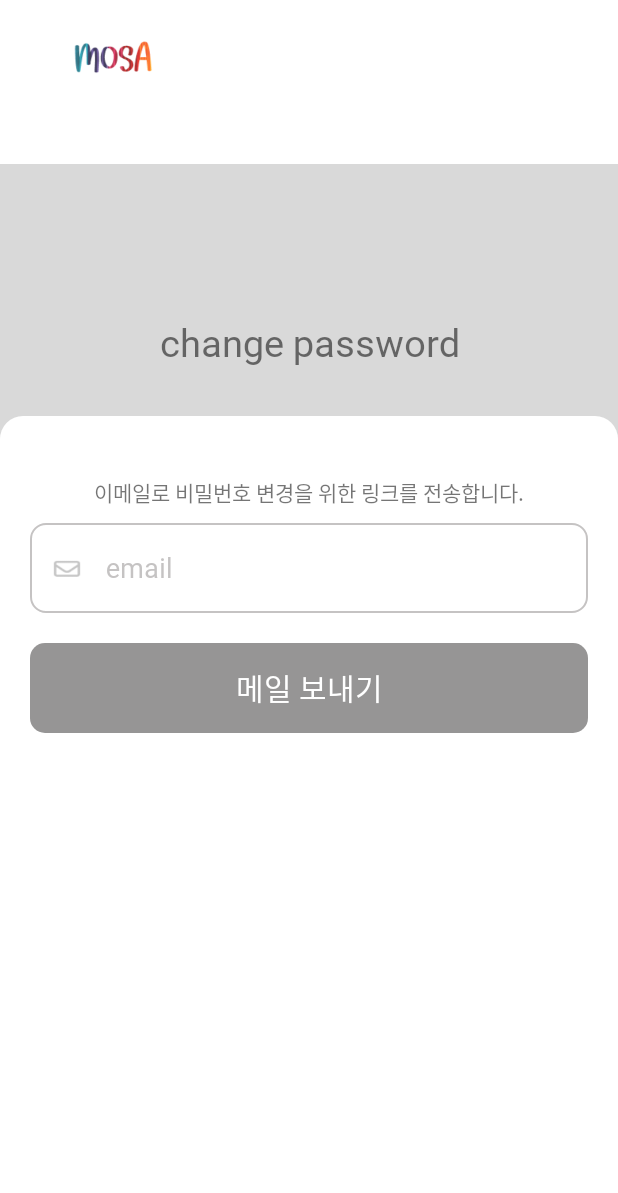
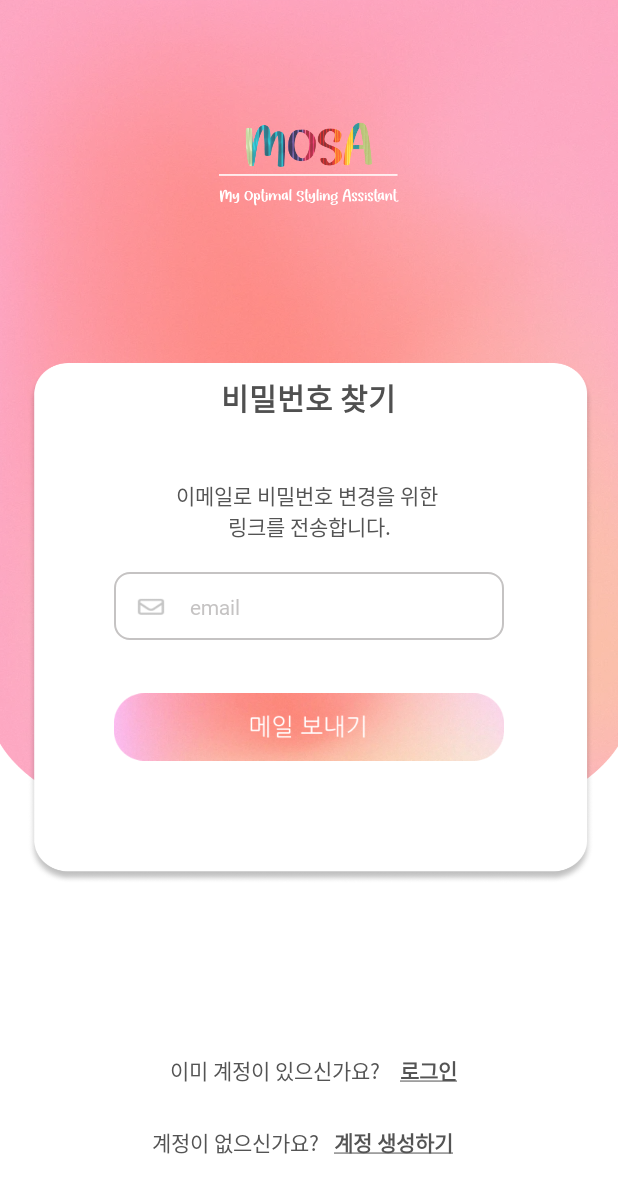
Before and after one commit to yunnn426/Mosa, an Android app: the find_password screen opened directly, with no data from a screen before it, on a phone screen of 412 x 824 dp. Shown: the top 1193 px of the screen. Run offline under Robolectric (Android 15) with nearby library versions, the phone set to English and light mode, and no system bars; our stand-ins replace Firebase (no records; nobody signed in at launch, a user with empty details on screens opened directly).

Commit message:
비밀번호 찾기 ui 수정

```diff
--- a/app/src/main/java/com/example/mosa/find_password.java
+++ b/app/src/main/java/com/example/mosa/find_password.java
@@ -6,6 +6,7 @@ import android.util.Log;
 import android.view.View;
 import android.widget.Button;
 import android.widget.EditText;
+import android.widget.ImageButton;
 import android.widget.Toast;
 
 import androidx.annotation.NonNull;
@@ -25,7 +26,7 @@ import com.google.firebase.database.annotations.NotNull;
 import java.util.ArrayList;
 
 public class find_password extends AppCompatActivity {
-    private Button find_button;
+    private ImageButton find_button;
     private EditText email;
     FirebaseAuth firebaseAuth;
     FirebaseUser user;
@@ -58,5 +59,18 @@ public class find_password extends AppCompatActivity {
                     });
         });
 
+        Button to_login = findViewById(R.id.login);
+        to_login.setOnClickListener(view -> {
+            Intent intent = new Intent(getApplicationContext(),
+                    Signup.class);
+            startActivity(intent);
+        });
+
+        Button to_signUp = findViewById(R.id.signup);
+        to_signUp.setOnClickListener(view -> {
+            Intent intent = new Intent(getApplicationContext(),
+                    subSignup.class);
+            startActivity(intent);
+        });
     }
 }
--- a/app/src/main/res/layout/activity_login.xml
+++ b/app/src/main/res/layout/activity_login.xml
@@ -37,7 +37,7 @@
             android:layout_height="wrap_content"
 
             android:fontFamily="@font/nanumgothic"
-            android:text="Login"
+            android:text="로그인"
             android:textColor="#505050"
             android:textSize="20dp"
             android:textStyle="bold"
@@ -115,9 +115,6 @@
             android:fontFamily="@font/nanumgothic"
             android:gravity="center"
             android:stateListAnimator="@null"
-            android:text="로그인"
-            android:textColor="#ffffff"
-            android:textSize="16dp"
             android:src="@drawable/login"
             android:scaleType="fitCenter"
             app:layout_constraintTop_toBottomOf="@+id/password1">
@@ -148,7 +145,7 @@
 
             android:textStyle="bold"
             android:textColor="#545454"
-            android:textSize="17sp"
+            android:textSize="14dp"
             app:layout_constraintTop_toBottomOf="@+id/login_button"
             android:stateListAnimator="@null"
             >
@@ -171,7 +168,7 @@
                 android:gravity="right"
                 android:text="계정이 없으신가요?   "
                 android:textColor="#545454"
-                android:textSize="17sp" />
+                android:textSize="14dp" />
 
             <android.widget.Button
                 android:id="@+id/Layout_signup"
@@ -185,7 +182,7 @@
                 android:gravity="left"
                 android:text="@string/register"
                 android:textColor="#545454"
-                android:textSize="17sp"
+                android:textSize="14dp"
                 android:stateListAnimator="@null"
                 >
 
--- a/app/src/main/res/layout/activity_signup.xml
+++ b/app/src/main/res/layout/activity_signup.xml
@@ -37,7 +37,7 @@
             android:layout_height="wrap_content"
 
             android:fontFamily="@font/nanumgothic"
-            android:text="Resigter"
+            android:text="회원 가입"
             android:textColor="#505050"
             android:textSize="20dp"
             android:textStyle="bold"
@@ -184,7 +184,7 @@
             android:text="계정 생성하기"
             android:textColor="#ffffff"
             android:textSize="16dp"
-            android:src="@drawable/login"
+            android:src="@drawable/register"
             android:fontFamily="@font/nanumgothic"
             android:scaleType="fitCenter"
             app:layout_constraintTop_toBottomOf="@+id/password2"
@@ -204,13 +204,13 @@
         >
 
         <TextView
-            android:layout_width="220dp"
+            android:layout_width="wrap_content"
             android:layout_height="wrap_content"
 
             android:gravity="center"
             android:textColor="#545454"
             android:text="이미 계정이 있으신가요?"
-            android:textSize="17sp"
+            android:textSize="14dp"
             android:fontFamily="@font/nanumgothic"
             ></TextView>
 
@@ -223,7 +223,7 @@
             android:text="@string/login"
             android:textStyle="bold"
             android:textColor="#545454"
-            android:textSize="17sp"
+            android:textSize="14dp"
             android:fontFamily="@font/nanumgothic"
             android:stateListAnimator="@null"
             >
--- a/app/src/main/res/layout/find_password.xml
+++ b/app/src/main/res/layout/find_password.xml
@@ -4,75 +4,63 @@
     android:layout_width="match_parent"
     android:layout_height="match_parent"
     android:orientation="vertical"
-    android:background="@color/white">
+    android:background="@drawable/find_password_bg">
 
     <ImageView
         android:id="@+id/mosa_logo"
         android:layout_width="120dp"
         android:layout_height="79dp"
-        android:layout_marginHorizontal="15dp"
-        android:background="@drawable/mosa_color"
 
+        android:layout_marginVertical="65dp"
+        android:background="@drawable/mosa_big"
+        app:layout_constraintEnd_toEndOf="parent"
+        app:layout_constraintHorizontal_bias="0.5"
         app:layout_constraintStart_toStartOf="parent"
-        app:layout_constraintTop_toTopOf="parent"
-        />
-    <ScrollView
+        app:layout_constraintTop_toTopOf="parent" />
+
+    <LinearLayout
+        android:id="@+id/find_pw_box"
         android:layout_width="match_parent"
         android:layout_height="wrap_content"
-        android:layout_weight="1"
+        android:gravity="center"
+        android:orientation="vertical"
+        android:layout_marginTop="80dp"
+        app:layout_constraintTop_toBottomOf="@+id/mosa_logo"
+        >
+        <TextView
+            android:layout_width="wrap_content"
+            android:layout_height="wrap_content"
+            android:text="비밀번호 찾기"
+            android:layout_gravity="center"
+            android:gravity="center"
+            android:textSize="20dp"
+            android:textColor="#505050"
+            android:textStyle="bold"
+            android:layout_marginTop="25dp"
+            android:fontFamily="@font/nanumgothic"
+            />
 
-        app:layout_constraintTop_toBottomOf="@+id/mosa_logo" >
+        <TextView
+            android:id="@+id/detail"
+            android:layout_width="match_parent"
+            android:layout_height="match_parent"
+            android:text="이메일로 비밀번호 변경을 위한 \n링크를 전송합니다."
+            android:layout_gravity="center"
+            android:gravity="center"
+            android:layout_marginTop="40dp"
+            android:fontFamily="@font/nanumgothic"
+            android:textSize="14dp"
+            android:textColor="#545454"
+            />
 
         <LinearLayout
-            android:layout_width="match_parent"
-            android:layout_height="match_parent"
-            android:orientation="vertical" >
-
-            <FrameLayout
-                android:id="@+id/welcome"
-                android:layout_width="match_parent"
-                android:layout_height="match_parent" >
-                <ImageView
-                    android:layout_width="match_parent"
-                    android:layout_height="wrap_content"
-                    android:background="@drawable/account_image"
-                    android:layout_marginTop="30dp" />
-                <TextView
-                    android:layout_width="match_parent"
-                    android:layout_height="wrap_content"
-                    android:text="change password"
-                    android:layout_gravity="center"
-                    android:gravity="center"
-                    android:textSize="25sp"
-                    android:layout_marginHorizontal="100dp"
-                    android:layout_marginTop="30dp"
-                    android:fontFamily="@font/nanumgothic"
-                    />
-                <View
-                    android:layout_width="match_parent"
-                    android:layout_height="40dp"
-                    android:layout_gravity="bottom"
-                    android:background="@drawable/bin_white"
-                    />
-            </FrameLayout>
-
-            <TextView
-                android:layout_width="match_parent"
-                android:layout_height="match_parent"
-                android:text="이메일로 비밀번호 변경을 위한 링크를 전송합니다."
-                android:layout_gravity="center"
-                android:gravity="center"
-                android:fontFamily="@font/nanumgothic"
+            android:id="@+id/email_change"
+            android:layout_width="260dp"
+            android:layout_height="45dp"
+            android:background="@drawable/bin_red"
+            android:layout_marginTop="20dp"
+            app:layout_constraintTop_toBottomOf="@+id/detail"
             >
-            </TextView>
-            <LinearLayout
-                android:id="@+id/email_change"
-                android:layout_width="match_parent"
-                android:layout_height="60dp"
-                android:layout_marginBottom="16dp"
-                android:background="@drawable/bin_red"
-                android:layout_marginHorizontal="20dp"
-                android:layout_marginVertical="10dp" >
 
             <ImageView
                 android:layout_width="20dp"
@@ -89,35 +77,114 @@
                 android:layout_marginLeft="16dp"
                 android:background="#ffffff"
                 android:textColor="@color/white_gray"
+                android:textSize="14dp"
                 android:textColorHint="@color/white_gray"
                 android:hint="email"
                 android:fontFamily="@font/nanumgothic"
                 />
+        </LinearLayout>
+
+        <ImageButton
+            android:id="@+id/find_button"
+            android:layout_width="260dp"
+            android:layout_height="45dp"
+            android:layout_gravity="center"
+            android:layout_marginTop="35dp"
+            android:background="@android:color/transparent"
+            android:fontFamily="@font/nanumgothic"
+            android:gravity="center"
+            android:stateListAnimator="@null"
+            android:src="@drawable/send_email"
+            android:scaleType="fitCenter"
+            app:layout_constraintTop_toBottomOf="@+id/email_change"
+            >
+        </ImageButton>
 
     </LinearLayout>
 
+    <LinearLayout
+        android:id="@+id/linearLayout2"
+        android:layout_width="match_parent"
+        android:layout_height="wrap_content"
+        android:layout_marginBottom="25dp"
+        android:gravity="center"
+        android:orientation="vertical"
+        app:layout_constraintBottom_toBottomOf="parent"
+        >
+
+        <LinearLayout
+            android:layout_width="match_parent"
+            android:layout_height="wrap_content"
+            android:orientation="horizontal"
+            >
+
+            <TextView
+                android:layout_width="wrap_content"
+                android:layout_height="wrap_content"
+                android:layout_weight="2"
+                android:gravity="right"
+                android:text="이미 계정이 있으신가요?    "
+                android:fontFamily="@font/nanumgothic"
+                android:textColor="#545454"
+                android:textSize="14dp" />
+
             <android.widget.Button
-                android:id="@+id/find_button"
+                android:id="@+id/login"
+                android:layout_width="wrap_content"
+                android:layout_height="wrap_content"
+                android:background="@color/white"
+                android:gravity="left"
+                android:layout_weight="1"
+                android:fontFamily="@font/nanumgothic"
+                android:text="@string/login"
+
+                android:textStyle="bold"
+                android:textColor="#545454"
+                android:textSize="14dp"
+
+                android:stateListAnimator="@null"
+                >
+
+            </android.widget.Button>
+        </LinearLayout>
+
+
+        <LinearLayout
             android:layout_width="match_parent"
-                android:layout_height="60dp"
-                android:layout_gravity="center"
-                android:layout_marginHorizontal="20dp"
-                android:layout_marginVertical="10dp"
-                android:background="@drawable/bin_login2"
-                android:gravity="center"
+            android:layout_height="wrap_content"
+            android:orientation="horizontal"
+            >
+
+            <TextView
+                android:layout_width="wrap_content"
+                android:layout_height="wrap_content"
+                android:layout_weight="1"
+                android:fontFamily="@font/nanumgothic"
+                android:gravity="right"
+                android:text="계정이 없으신가요?   "
+                android:textColor="#545454"
+                android:textSize="14dp" />
+
+            <android.widget.Button
+                android:id="@+id/signup"
+                android:layout_width="wrap_content"
+                android:layout_height="wrap_content"
+                android:layout_weight="1"
+                android:fontFamily="@font/nanumgothic"
+                android:background="@color/white"
+                android:textStyle="bold"
+
+                android:gravity="left"
+                android:text="@string/register"
+                android:textColor="#545454"
+                android:textSize="14dp"
                 android:stateListAnimator="@null"
-                android:text="메일 보내기"
-                android:textColor="#ffffff"
-                android:textSize="20dp"
-                android:fontFamily="@font/nanumgothic"
-                app:layout_constraintTop_toBottomOf="@+id/password_change"
                 >
 
             </android.widget.Button>
 
         </LinearLayout>
 
-
-    </ScrollView>
+    </LinearLayout>
 
 </androidx.constraintlayout.widget.ConstraintLayout>
--- a/app/src/main/res/values/strings.xml
+++ b/app/src/main/res/values/strings.xml
@@ -4,7 +4,7 @@
     <string name="skip">건너뛰기</string>
     <string name="start">시작</string>
     <string name="register"><u>계정 생성하기</u> </string>
-    <string name="find_pw"><u>비밀번호 찾기</u></string>
+    <string name="find_pw"><u>비밀번호 재설정</u></string>
     <string name="login"><u>로그인</u></string>
     <string name="logout"><u>로그아웃</u></string>
 
```
Also changed, not shown: app/src/main/res/drawable/find_password_bg.png (added), app/src/main/res/drawable/find_pw_bg.png (added), app/src/main/res/drawable/register.png (added), app/src/main/res/drawable/send_email.png (added). Lines whose indentation alone changed are shown as unchanged.
